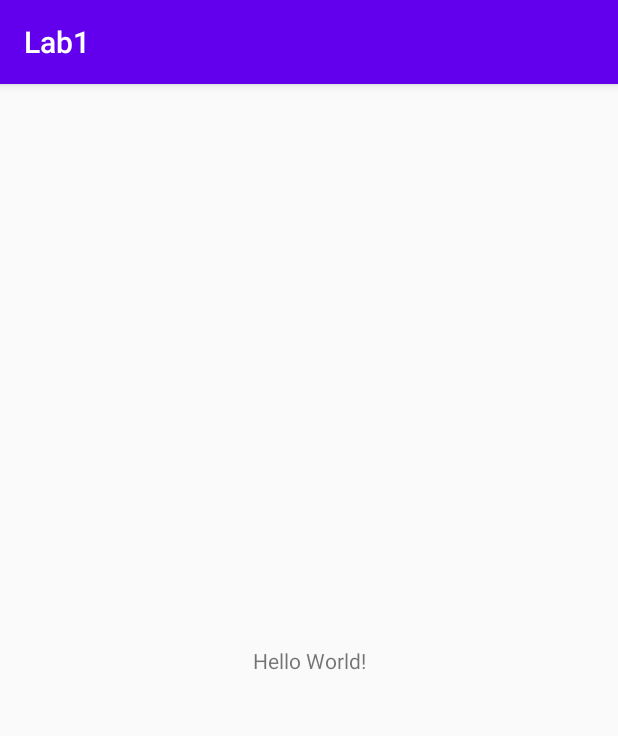
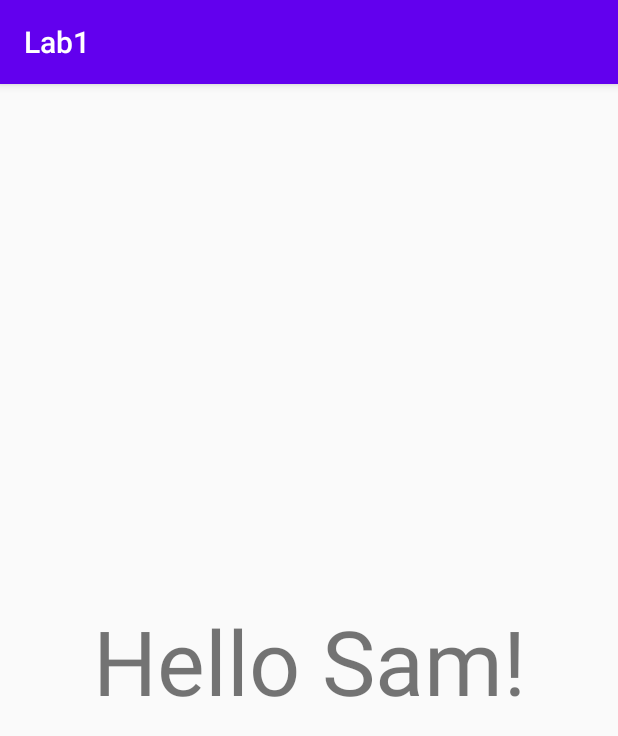
Before and after one commit to SamWarrick6/Lab1, an Android app: the screen it shows after launch (MainActivity), on a phone screen of 412 x 824 dp. Shown: the top 736 px of the screen. Run offline under Robolectric (Android 15) with nearby library versions, the phone set to English and light mode, and no system bars.

Commit message:
Checkpoint 3 Commit

```diff
--- a/app/src/main/res/layout/activity_main.xml
+++ b/app/src/main/res/layout/activity_main.xml
@@ -9,7 +9,8 @@
     <TextView
         android:layout_width="wrap_content"
         android:layout_height="wrap_content"
-        android:text="Hello World!"
+        android:text="Hello Sam!"
+        android:textSize="60dp"
         app:layout_constraintBottom_toBottomOf="parent"
         app:layout_constraintLeft_toLeftOf="parent"
         app:layout_constraintRight_toRightOf="parent"
```
